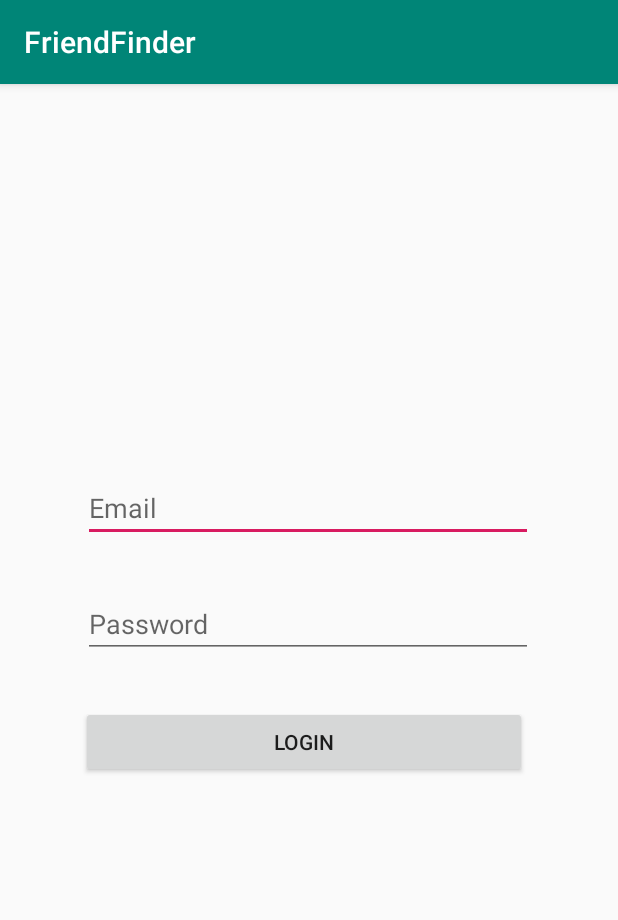
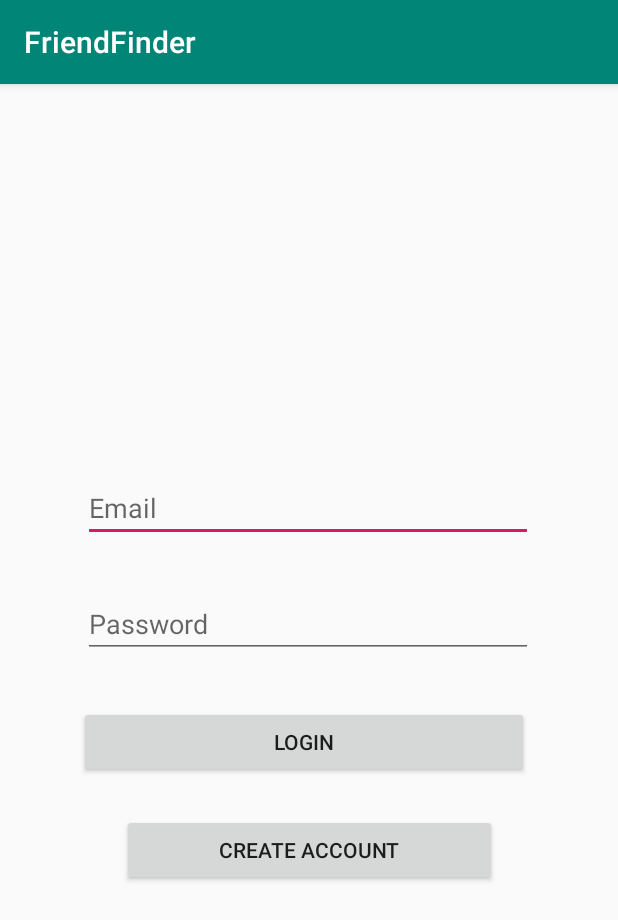
Before and after one commit to dmaldofcb/FriendFinder, an Android app: the screen it shows after launch (LoginAccount), after a tap on "LOGIN", on a phone screen of 412 x 824 dp. Shown: the top 920 px of the screen. Run offline under Robolectric (Android 15) with nearby library versions, the phone set to English and light mode, and no system bars; our stand-ins replace Firebase (no records; nobody signed in at launch, a user with empty details on screens opened directly).

```diff
--- a/app/build.gradle
+++ b/app/build.gradle
@@ -27,6 +27,7 @@ dependencies {
     implementation 'com.android.support:design:28.0.0'
     implementation 'com.google.android.gms:play-services-maps:16.1.0'
     implementation 'com.google.android.gms:play-services-location:16.0.0'
+    implementation 'com.google.firebase:firebase-database:16.1.0'
     testImplementation 'junit:junit:4.12'
     androidTestImplementation 'com.android.support.test:runner:1.0.2'
     androidTestImplementation 'com.android.support.test.espresso:espresso-core:3.0.2'
--- a/app/src/main/java/com/e/friendfinder/Activities/LoginAccount.java
+++ b/app/src/main/java/com/e/friendfinder/Activities/LoginAccount.java
@@ -26,19 +26,7 @@ public class LoginAccount extends AppCompatActivity {
     private Button login;
     private ProgressBar loginBar;
     private FirebaseAuth mAuth;
-
-//    @Override
-//    protected void onStart() {
-//        Log.d(TAG, "Calling Start LoginActivity");
-//
-//        super.onStart();
-//        FirebaseUser currentUser = mAuth.getCurrentUser();
-//        if(currentUser != null){
-//            Log.d(TAG, "Calling Logged In LoginActivity");
-//
-//            startActivity(new Intent(LoginAccount.this,FriendMap.class));
-//        }
-//    }
+    private Button reg;
 
     @Override
     protected void onCreate(Bundle savedInstanceState) {
@@ -49,6 +37,7 @@ public class LoginAccount extends AppCompatActivity {
         email = (EditText) findViewById(R.id.emailLogin);
         password = (EditText) findViewById(R.id.passwordLogin);
         login = (Button) findViewById(R.id.loginAccount);
+        reg = (Button) findViewById(R.id.regButton);
         loginBar = (ProgressBar) findViewById(R.id.progressBar3);
         loginBar.setVisibility(View.INVISIBLE);
 
@@ -72,8 +61,13 @@ public class LoginAccount extends AppCompatActivity {
                     loginBar.setVisibility(View.VISIBLE);
                     signIn(mail,passw);
                 }
+            }
+        });
 
-
+        reg.setOnClickListener(new View.OnClickListener() {
+            @Override
+            public void onClick(View v) {
+                startActivity(new Intent(LoginAccount.this,RegisterActivity.class));
             }
         });
     }
--- a/app/src/main/java/com/e/friendfinder/Activities/RegisterActivity.java
+++ b/app/src/main/java/com/e/friendfinder/Activities/RegisterActivity.java
@@ -18,6 +18,8 @@ import com.google.android.gms.tasks.Task;
 import com.google.firebase.auth.AuthResult;
 import com.google.firebase.auth.FirebaseAuth;
 import com.google.firebase.auth.FirebaseUser;
+import com.google.firebase.database.DatabaseReference;
+import com.google.firebase.database.FirebaseDatabase;
 
 
 public class RegisterActivity extends AppCompatActivity {
@@ -27,12 +29,16 @@ public class RegisterActivity extends AppCompatActivity {
     private EditText email;
     private EditText pass1;
     private EditText pass2;
+    private String lat = "latitude";
+    private String longi = "longitude";
     private Button login;
 
     private Button register;
     private ProgressBar loadingBar;
     private FirebaseAuth mAuth;
 
+    private FirebaseDatabase mfirebaseDatabase;
+    private DatabaseReference myRef;
 
     @Override
     protected void onCreate(Bundle savedInstanceState) {
@@ -51,6 +57,7 @@ public class RegisterActivity extends AppCompatActivity {
 
 
         mAuth = FirebaseAuth.getInstance();
+        mfirebaseDatabase = FirebaseDatabase.getInstance();
 
         if(mAuth.getCurrentUser() != null){
             Log.d(TAG, "Calling Logged In RegisterActivity");
@@ -97,19 +104,6 @@ public class RegisterActivity extends AppCompatActivity {
         });
     }
 
-//    @Override
-//    protected void onStart() {
-//        Log.d(TAG, "Calling Start RegisterActivity");
-//
-//        super.onStart();
-//        FirebaseUser currentUser = mAuth.getCurrentUser();
-//        if(currentUser != null){
-//            Log.d(TAG, "Calling Logged In RegisterActivity");
-//
-//            startActivity(new Intent(RegisterActivity.this,FriendMap.class));
-//        }
-//    }
-
 
     //handles user account creation for username and password
     private void createUserAccount(final String username, String mail, String password) {
@@ -120,7 +114,13 @@ public class RegisterActivity extends AppCompatActivity {
             @Override
             public void onComplete(@NonNull Task<AuthResult> task) {
                 if (task.isSuccessful()){
+                    String userID = mAuth.getUid();
+                    myRef = mfirebaseDatabase.getReference().child(userID);
+                    myRef.child("username").setValue(username);
+                    myRef.child(lat).setValue(0.0);
+                    myRef.child(longi).setValue(0.0);
                     Toast.makeText(getApplicationContext(),"Account Created!",Toast.LENGTH_LONG).show();
+
                     Intent map = new Intent(RegisterActivity.this, FriendMap.class);
                     startActivity(map);
                     register.setVisibility(View.VISIBLE);
--- a/app/src/main/res/layout/activity_login_account.xml
+++ b/app/src/main/res/layout/activity_login_account.xml
@@ -34,7 +34,7 @@
 
     <Button
         android:id="@+id/loginAccount"
-        android:layout_width="297dp"
+        android:layout_width="300dp"
         android:layout_height="48dp"
         android:layout_marginTop="32dp"
         android:text="Login"
@@ -58,4 +58,14 @@
         app:layout_constraintStart_toStartOf="parent"
         app:layout_constraintTop_toTopOf="parent" />
 
+    <Button
+        android:id="@+id/regButton"
+        android:layout_width="250dp"
+        android:layout_height="48dp"
+        android:layout_marginTop="24dp"
+        android:text="Create Account"
+        app:layout_constraintEnd_toEndOf="parent"
+        app:layout_constraintStart_toStartOf="parent"
+        app:layout_constraintTop_toBottomOf="@+id/loginAccount" />
+
 </android.support.constraint.ConstraintLayout>
```
Also changed, not shown: app/src/main/java/com/e/friendfinder/Activities/FriendMap.java (+78 -19 lines), app/src/main/res/layout/activity_register.xml (+17 -4 lines).
